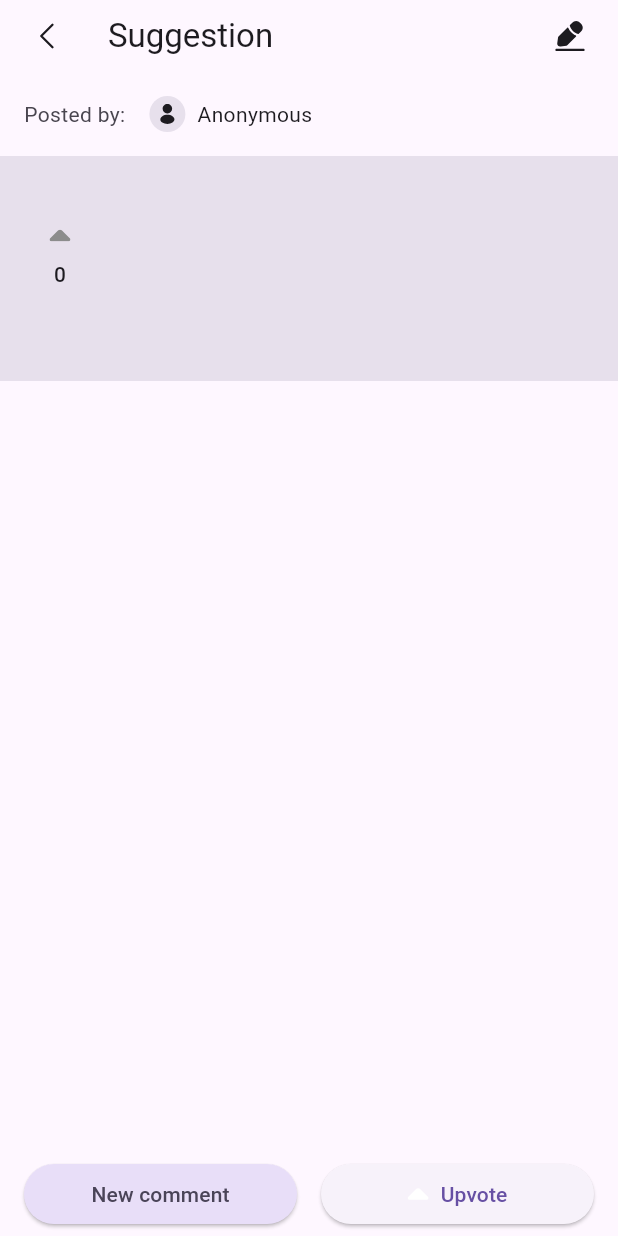
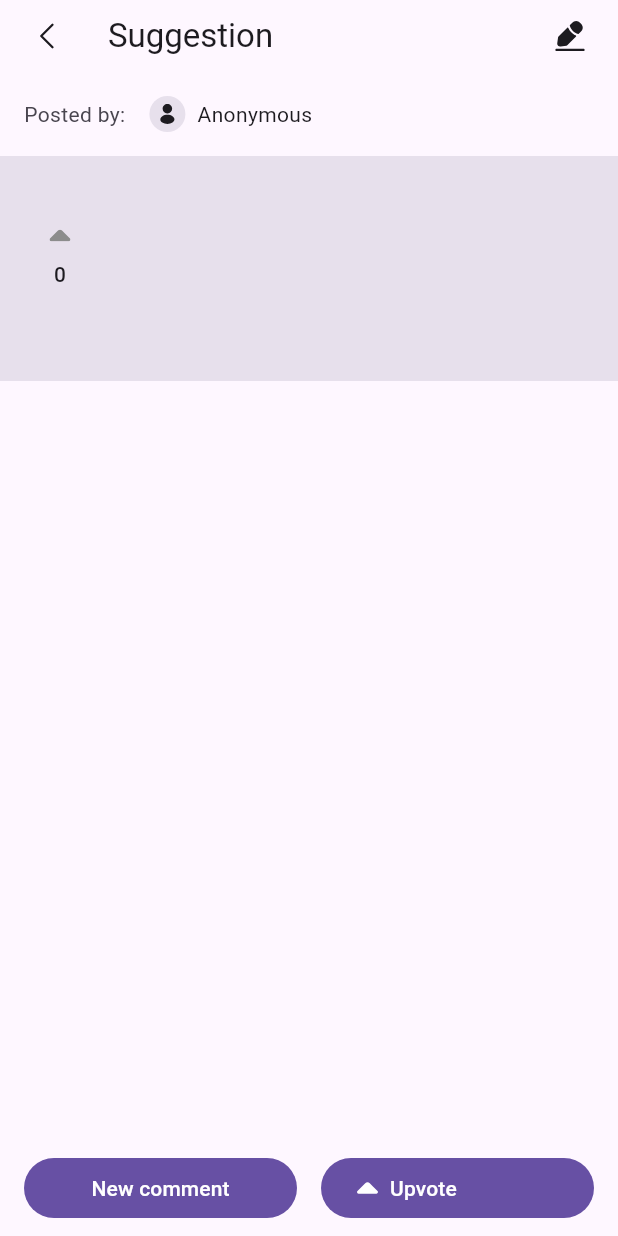
Before and after one commit to flutterwtf/Suggest-a-Feature, a Flutter app: the SuggestionPage screen opened directly with empty values, on a phone screen of 412 x 824 dp. Run offline on Flutter 3.47's test engine with Material 2 defaults, Android fonts, the phone set to English and light mode, and no system bars; our stand-ins replace equatable, flutter_bloc, flutter_svg, wtf_sliding_sheet; statements that could not run were skipped.

Commit message:
improve-color-scheme: refactor theme (#59)

```diff
--- a/lib/src/presentation/pages/suggestion/suggestion_page.dart
+++ b/lib/src/presentation/pages/suggestion/suggestion_page.dart
@@ -1,5 +1,6 @@
 import 'package:flutter/material.dart';
 import 'package:flutter_bloc/flutter_bloc.dart';
+import 'package:flutter_svg/flutter_svg.dart';
 import 'package:suggest_a_feature/src/domain/entities/admin_settings.dart';
 import 'package:suggest_a_feature/src/domain/entities/comment.dart';
 import 'package:suggest_a_feature/src/domain/entities/suggestion.dart';
@@ -19,7 +20,6 @@ import 'package:suggest_a_feature/src/presentation/pages/widgets/bottom_sheets/n
 import 'package:suggest_a_feature/src/presentation/pages/widgets/icon_button.dart';
 import 'package:suggest_a_feature/src/presentation/pages/widgets/network_image.dart';
 import 'package:suggest_a_feature/src/presentation/pages/widgets/photo_view.dart';
-import 'package:suggest_a_feature/src/presentation/pages/widgets/suggestions_elevated_button.dart';
 import 'package:suggest_a_feature/src/presentation/pages/widgets/suggestions_labels.dart';
 import 'package:suggest_a_feature/src/presentation/pages/widgets/votes_counter.dart';
 import 'package:suggest_a_feature/src/presentation/utils/assets_strings.dart';
@@ -91,7 +91,7 @@ class _SuggestionPageState extends State<SuggestionPage> {
             children: [
               Scaffold(
                 appBar: _appBar(cubit, state.isEditable),
-                backgroundColor: context.theme.colorScheme.background,
+                backgroundColor: context.theme.scaffoldBackgroundColor,
                 body: _MainContent(
                   onSaveToGallery: widget.onSaveToGallery,
                 ),
@@ -104,11 +104,10 @@ class _SuggestionPageState extends State<SuggestionPage> {
                     bottom: MediaQuery.of(context).padding.bottom +
                         Dimensions.marginSmall,
                   ),
-                  alignment: Alignment.bottomCenter,
                   child: Row(
                     crossAxisAlignment: CrossAxisAlignment.end,
                     children: [
-                      Flexible(
+                      Expanded(
                         child: _NewCommentButton(
                           onClick: cubit.openCreateCommentBottomSheet,
                         ),
@@ -117,7 +116,7 @@ class _SuggestionPageState extends State<SuggestionPage> {
                       if (state.suggestion.votedUserIds.contains(i.userId))
                         const SizedBox.shrink()
                       else
-                        Flexible(
+                        Expanded(
                           child: _UpvoteButton(
                             isVisible: !state.suggestion.votedUserIds
                                 .contains(i.userId),
@@ -730,11 +729,17 @@ class _NewCommentButton extends StatelessWidget {
       padding: const EdgeInsets.only(
         left: Dimensions.marginDefault,
       ),
-      child: SuggestionsElevatedButton(
-        buttonText: context.localization.newComment,
-        onClick: onClick,
-        backgroundColor: context.theme.colorScheme.secondaryContainer,
-        textColor: context.theme.colorScheme.onSecondaryContainer,
+      child: FilledButton(
+        style: context.theme.filledButtonTheme.style?.copyWith(
+          backgroundColor: MaterialStateProperty.resolveWith<Color>(
+            (states) => context.theme.colorScheme.secondaryContainer,
+          ),
+          foregroundColor: MaterialStatePropertyAll(
+            context.theme.colorScheme.onSecondaryContainer,
+          ),
+        ),
+        onPressed: onClick,
+        child: Text(context.localization.newComment),
       ),
     );
   }
@@ -759,10 +764,27 @@ class _UpvoteButton extends StatelessWidget {
           padding: const EdgeInsets.only(
             right: Dimensions.marginDefault,
           ),
-          child: SuggestionsElevatedButton(
-            onClick: onClick,
-            imageIconPath: AssetStrings.suggestionsUpvoteArrow,
-            buttonText: context.localization.upvote,
+          child: FilledButton(
+            onPressed: onClick,
+            child: Row(
+              children: [
+                SvgPicture.asset(
+                  AssetStrings.suggestionsUpvoteArrow,
+                  package: AssetStrings.packageName,
+                  colorFilter: ColorFilter.mode(
+                    context.theme.colorScheme.onPrimary,
+                    BlendMode.srcIn,
+                  ),
+                ),
+                const SizedBox(width: Dimensions.marginSmall),
+                Flexible(
+                  child: Text(
+                    context.localization.upvote,
+                    overflow: TextOverflow.ellipsis,
+                  ),
+                ),
+              ],
+            ),
           ),
         ),
       ),
--- a/lib/src/presentation/pages/suggestions/suggestions_page.dart
+++ b/lib/src/presentation/pages/suggestions/suggestions_page.dart
@@ -105,7 +105,7 @@ class _SuggestionsPageState extends State<SuggestionsPage> {
                       onBackClick: Navigator.of(context).pop,
                       screenTitle: context.localization.suggestAFeature,
                     ),
-                backgroundColor: context.theme.colorScheme.background,
+                backgroundColor: context.theme.scaffoldBackgroundColor,
                 body: state.loading
                     ? const Center(child: CircularProgressIndicator())
                     : Stack(
--- a/lib/src/presentation/pages/suggestions/widgets/suggestion_list.dart
+++ b/lib/src/presentation/pages/suggestions/widgets/suggestion_list.dart
@@ -122,7 +122,7 @@ class _Shadows extends StatelessWidget {
         context: context,
         contentMarginTop: -11,
         contentMarginBottom: -5,
-        backgroundColor: context.theme.colorScheme.background,
+        backgroundColor: context.theme.scaffoldBackgroundColor,
       ),
     );
   }
--- a/lib/src/presentation/pages/widgets/suggestions_elevated_button.dart
+++ /dev/null
@@ -1,83 +0,0 @@
-import 'package:flutter/material.dart';
-import 'package:flutter_svg/flutter_svg.dart';
-import 'package:suggest_a_feature/src/presentation/pages/theme/theme_extension.dart';
-import 'package:suggest_a_feature/src/presentation/utils/assets_strings.dart';
-import 'package:suggest_a_feature/src/presentation/utils/dimensions.dart';
-
-class SuggestionsElevatedButton extends StatefulWidget {
-  final String buttonText;
-  final String? imageIconPath;
-  final VoidCallback onClick;
-  final Color? backgroundColor;
-  final Color? textColor;
-  final bool isLoading;
-
-  const SuggestionsElevatedButton({
-    required this.buttonText,
-    required this.onClick,
-    this.isLoading = false,
-    this.backgroundColor,
-    this.textColor,
-    this.imageIconPath,
-    super.key,
-  });
-
-  @override
-  State<SuggestionsElevatedButton> createState() =>
-      _SuggestionsElevatedButtonState();
-}
-
-class _SuggestionsElevatedButtonState extends State<SuggestionsElevatedButton> {
-  @override
-  Widget build(BuildContext context) {
-    return SizedBox(
-      height: Dimensions.buttonHeight,
-      child: ElevatedButton(
-        style: (context.theme.elevatedButtonTheme.style ?? const ButtonStyle())
-            .copyWith(
-          backgroundColor: MaterialStatePropertyAll(widget.backgroundColor),
-          foregroundColor: MaterialStatePropertyAll(widget.textColor),
-        ),
-        onPressed: () => widget.isLoading ? () {} : widget.onClick(),
-        child: _ButtonContent(
-          buttonText: widget.buttonText,
-          imageIconPath: widget.imageIconPath,
-          textColor: widget.textColor,
-        ),
-      ),
-    );
-  }
-}
-
-class _ButtonContent extends StatelessWidget {
-  final String buttonText;
-  final String? imageIconPath;
-  final Color? textColor;
-
-  const _ButtonContent({
-    required this.buttonText,
-    this.textColor,
-    this.imageIconPath,
-  });
-
-  @override
-  Widget build(BuildContext context) {
-    return Row(
-      mainAxisAlignment: MainAxisAlignment.center,
-      children: <Widget>[
-        if (imageIconPath != null) ...<Widget>[
-          SvgPicture.asset(
-            imageIconPath!,
-            package: AssetStrings.packageName,
-            colorFilter: ColorFilter.mode(
-              context.theme.colorScheme.onPrimary,
-              BlendMode.srcIn,
-            ),
-          ),
-          const SizedBox(width: Dimensions.marginSmall),
-        ],
-        Flexible(child: Text(buttonText, overflow: TextOverflow.ellipsis)),
-      ],
-    );
-  }
-}
```
Also changed, not shown: lib/src/presentation/pages/suggestion/create_edit/create_edit_suggestion_bottom_sheet.dart (+8 -13 lines), lib/src/presentation/pages/widgets/bottom_sheets/bottom_sheet_actions.dart (+6 -75 lines), lib/src/presentation/pages/widgets/bottom_sheets/create_comment_bottom_sheet.dart (+7 -11 lines), lib/src/presentation/pages/widgets/suggestions_text_field.dart (+9 -3 lines).
